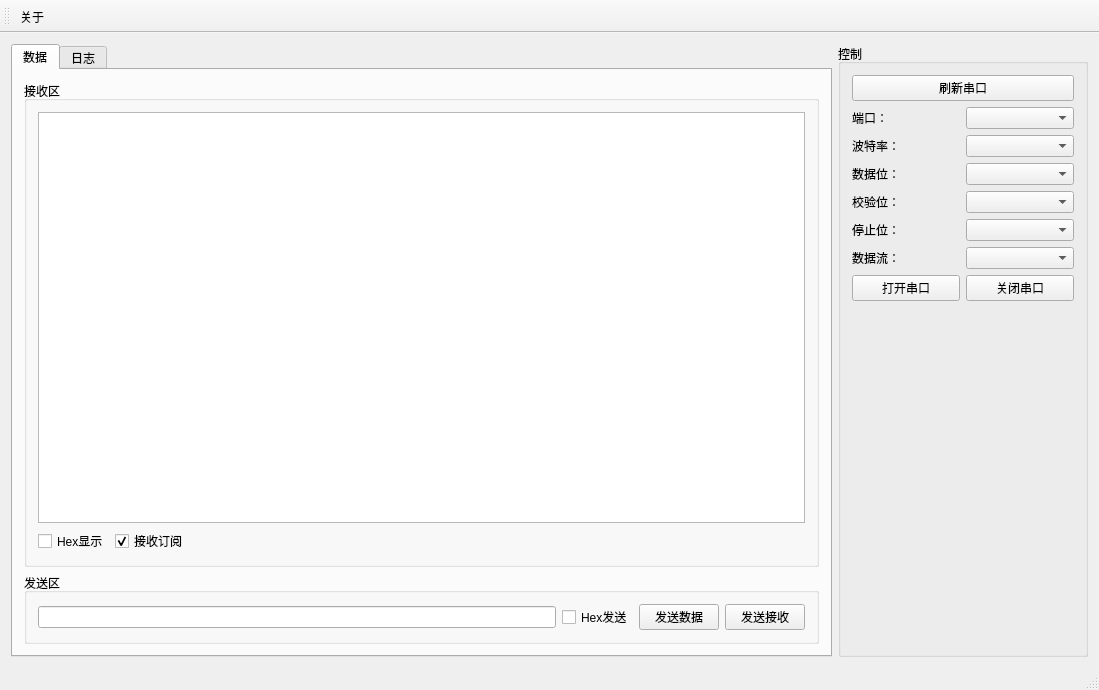
First picture: the form in mainwindow.ui, repository zhangjiechina001/SerialPortTool, before the edit.
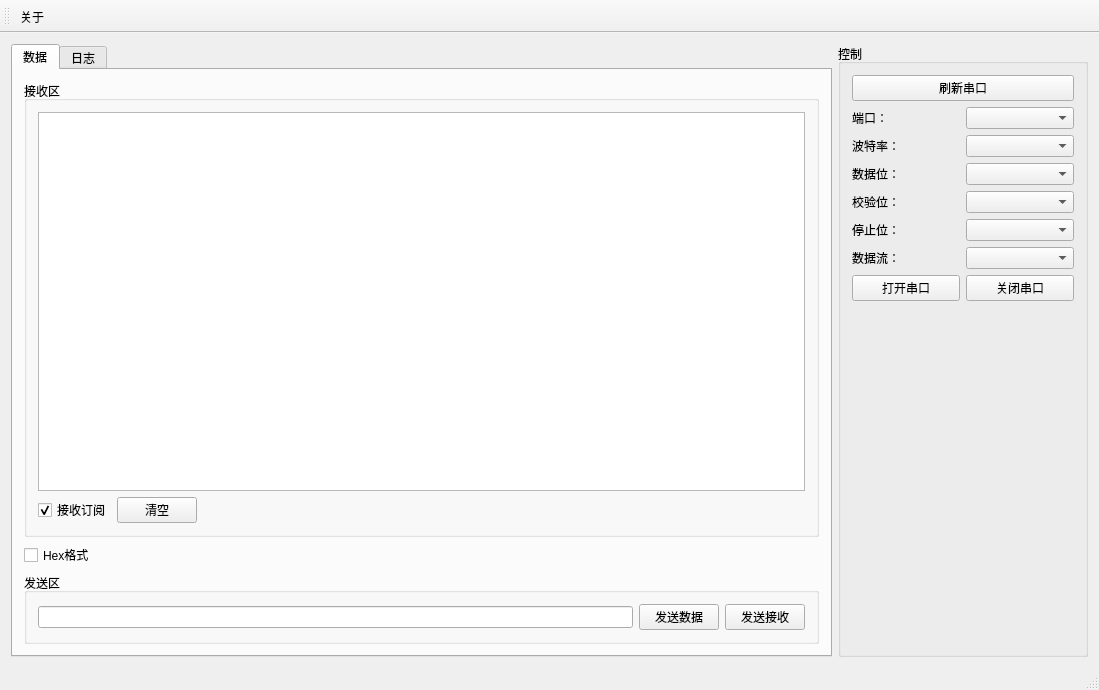
Second picture: the form after the edit. Icons and pictures are not drawn.

Commit message: 优化数据显示

```diff
--- a/mainwindow.ui
+++ b/mainwindow.ui
@@ -41,13 +41,6 @@
              </item>
              <item>
               <layout class="QHBoxLayout" name="horizontalLayout_3">
-               <item>
-                <widget class="QCheckBox" name="hexShowCheck_2">
-                 <property name="text">
-                  <string>Hex显示</string>
-                 </property>
-                </widget>
-               </item>
                <item>
                 <widget class="QCheckBox" name="chbRecSub">
                  <property name="text">
@@ -58,6 +51,13 @@
                  </property>
                 </widget>
                </item>
+               <item>
+                <widget class="QPushButton" name="btnClear">
+                 <property name="text">
+                  <string>清空</string>
+                 </property>
+                </widget>
+               </item>
                <item>
                 <spacer name="horizontalSpacer">
                  <property name="orientation">
@@ -76,6 +76,13 @@
             </layout>
            </widget>
           </item>
+          <item>
+           <widget class="QCheckBox" name="hexShowCheck">
+            <property name="text">
+             <string>Hex格式</string>
+            </property>
+           </widget>
+          </item>
           <item>
            <widget class="QGroupBox" name="gbSend">
             <property name="title">
@@ -85,13 +92,6 @@
              <item>
               <widget class="QLineEdit" name="txtSend"/>
              </item>
-             <item>
-              <widget class="QCheckBox" name="hexShowCheck">
-               <property name="text">
-                <string>Hex发送</string>
-               </property>
-              </widget>
-             </item>
              <item>
               <widget class="QPushButton" name="sendDataBtn">
                <property name="text">
```
The commit also changes 3 other files.
